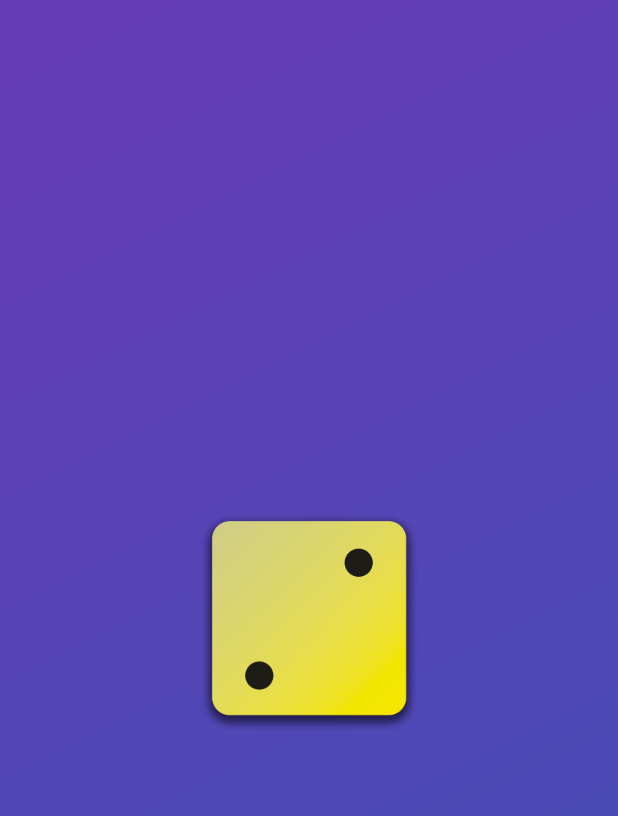
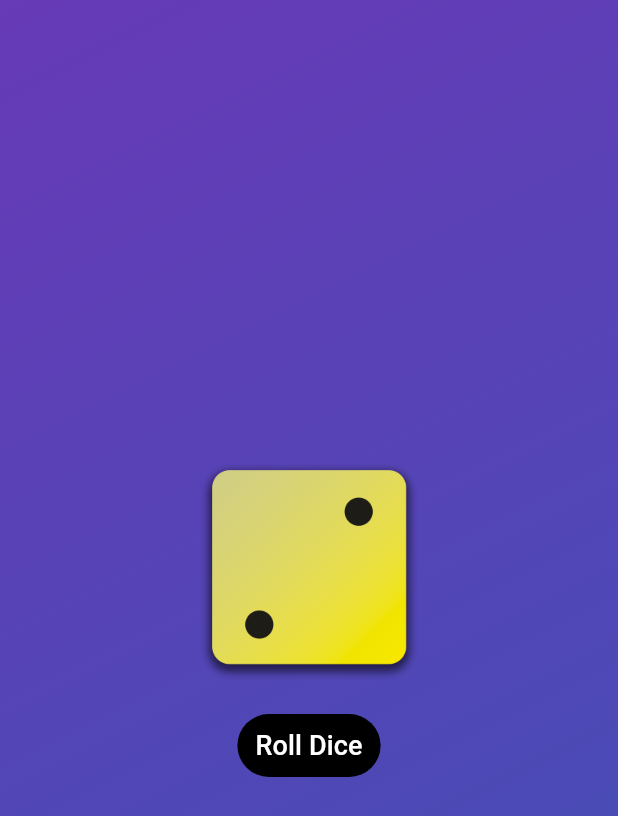
Before and after one commit to bagoesrex/RollDice-App, a Flutter app: the screen it shows after launch, on a phone screen of 412 x 824 dp. Shown: the top 816 px of the screen. Run offline on Flutter 3.47's test engine with Material 3 defaults, Android fonts, the phone set to English and light mode, and no system bars.

Commit message:
feat: add Roll Dice button

```diff
--- a/lib/gradient_container.dart
+++ b/lib/gradient_container.dart
@@ -1,5 +1,7 @@
+import 'package:rolldice_app/styled_text.dart';
 import 'package:flutter/material.dart';
 
+// Alignment? startAlignment;
 const startAlignment = Alignment.topLeft;
 const endAlignment = Alignment.bottomRight;
 
@@ -11,6 +13,10 @@ class GradientContainer extends StatelessWidget {
       color2 = Colors.indigo;
 
   final Color color1, color2;
+
+  void rollDice() {
+    throw UnimplementedError();
+  }
 
   @override
   Widget build(context) {
@@ -25,7 +31,18 @@ class GradientContainer extends StatelessWidget {
       child: Center(
         child: Column(
           mainAxisSize: MainAxisSize.min,
-          children: [Image.asset('assets/images/dice-2.png', width: 150)],
+          children: [
+            Image.asset('assets/images/dice-2.png', width: 150),
+            const SizedBox(height: 20),
+            TextButton(
+              onPressed: rollDice,
+              style: TextButton.styleFrom(
+                foregroundColor: Colors.white,
+                backgroundColor: Colors.black,
+              ),
+              child: StyledText(text: "Roll Dice"),
+            ),
+          ],
         ),
       ),
     );
--- a/lib/styled_text.dart
+++ b/lib/styled_text.dart
@@ -28,7 +28,7 @@ class StyledText extends StatelessWidget {
       text,
       style: const TextStyle(
         color: Color.fromARGB(255, 255, 255, 255),
-        fontSize: 20,
+        fontSize: 18,
       ),
     );
   }
```
